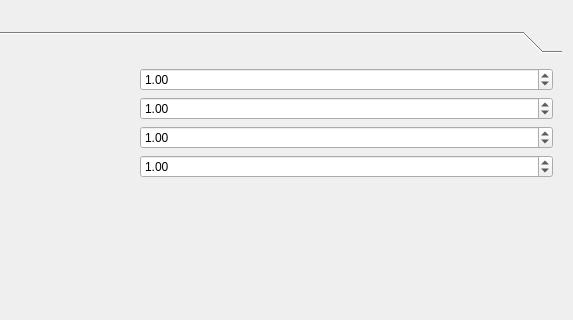
Above: src/napari_stress/_reconstruction/toolbox.ui from campaslab/napari-stress before the change; both pictures show x 300 to 873 and y 0 to 320 of the 873 by 857 pixel window. Below: the same form after it.
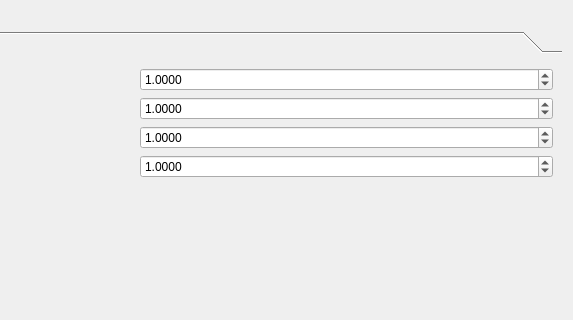
That is the form after the change. The open tabs and pages were chosen to show the change.

Commit message: added more decimal points to toolbox widget

```diff
--- a/src/napari_stress/_reconstruction/toolbox.ui
+++ b/src/napari_stress/_reconstruction/toolbox.ui
@@ -44,6 +44,9 @@
       <layout class="QGridLayout" name="gridLayout_7">
        <item row="0" column="1">
         <widget class="QDoubleSpinBox" name="doubleSpinBox_voxelsize_x">
+         <property name="decimals">
+          <number>4</number>
+         </property>
          <property name="value">
           <double>1.000000000000000</double>
          </property>
@@ -65,6 +68,9 @@
        </item>
        <item row="3" column="1">
         <widget class="QDoubleSpinBox" name="doubleSpinBox_target_voxelsize">
+         <property name="decimals">
+          <number>4</number>
+         </property>
          <property name="value">
           <double>1.000000000000000</double>
          </property>
@@ -86,6 +92,9 @@
        </item>
        <item row="1" column="1">
         <widget class="QDoubleSpinBox" name="doubleSpinBox_voxelsize_y">
+         <property name="decimals">
+          <number>4</number>
+         </property>
          <property name="value">
           <double>1.000000000000000</double>
          </property>
@@ -93,6 +102,9 @@
        </item>
        <item row="2" column="1">
         <widget class="QDoubleSpinBox" name="doubleSpinBox_voxelsize_z">
+         <property name="decimals">
+          <number>4</number>
+         </property>
          <property name="value">
           <double>1.000000000000000</double>
          </property>
```
Left out of the diff: 2 changed lines with no effect on the pictures.
